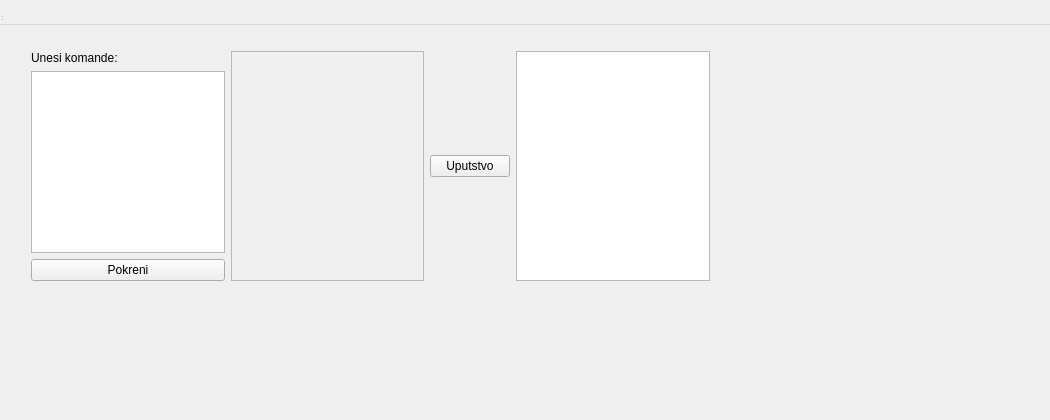
First picture: the form in linijskekomande.ui, repository trznjak/rs15-15, before the edit.
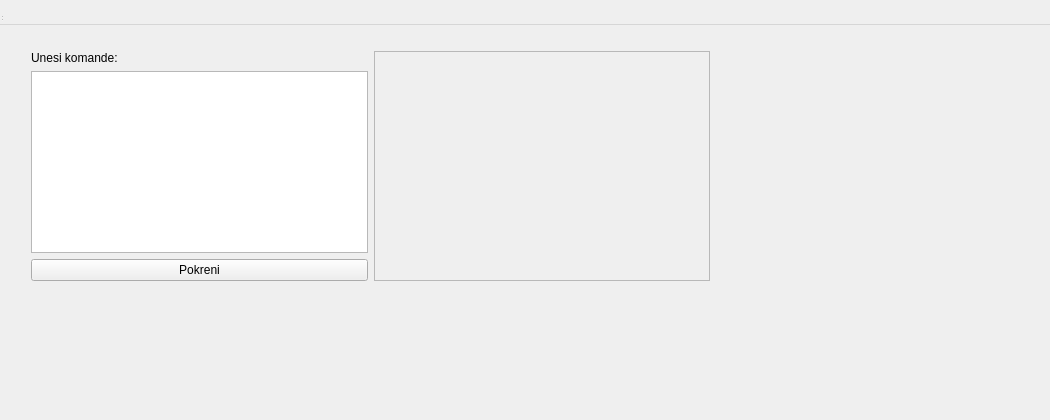
Second picture: the form after the edit.

Commit message: Dodat dialog za opis unosa komandi

```diff
--- a/linijskekomande.ui
+++ b/linijskekomande.ui
@@ -13,8 +13,16 @@
   <property name="windowTitle">
    <string>LinijskeKomande</string>
   </property>
-  <widget class="QWidget" name="centralWidget">
-   <widget class="QWidget" name="">
+  <widget class="QWidget" name="centralWidget" native="true">
+   <property name="geometry">
+    <rect>
+     <x>0</x>
+     <y>0</y>
+     <width>741</width>
+     <height>332</height>
+    </rect>
+   </property>
+   <widget class="QWidget" name="layoutWidget">
     <property name="geometry">
      <rect>
       <x>20</x>
@@ -39,8 +47,8 @@
           <string>&lt;!DOCTYPE HTML PUBLIC &quot;-//W3C//DTD HTML 4.0//EN&quot; &quot;http://www.w3.org/TR/REC-html40/strict.dtd&quot;&gt;
 &lt;html&gt;&lt;head&gt;&lt;meta name=&quot;qrichtext&quot; content=&quot;1&quot; /&gt;&lt;style type=&quot;text/css&quot;&gt;
 p, li { white-space: pre-wrap; }
-&lt;/style&gt;&lt;/head&gt;&lt;body style=&quot; font-family:'Ubuntu'; font-size:11pt; font-weight:400; font-style:normal;&quot;&gt;
-&lt;p style=&quot;-qt-paragraph-type:empty; margin-top:0px; margin-bottom:0px; margin-left:0px; margin-right:0px; -qt-block-indent:0; text-indent:0px;&quot;&gt;&lt;br /&gt;&lt;/p&gt;&lt;/body&gt;&lt;/html&gt;</string>
+&lt;/style&gt;&lt;/head&gt;&lt;body style=&quot; font-family:'MS Shell Dlg 2'; font-size:8.25pt; font-weight:400; font-style:normal;&quot;&gt;
+&lt;p style=&quot;-qt-paragraph-type:empty; margin-top:0px; margin-bottom:0px; margin-left:0px; margin-right:0px; -qt-block-indent:0; text-indent:0px; font-family:'Ubuntu'; font-size:11pt;&quot;&gt;&lt;br /&gt;&lt;/p&gt;&lt;/body&gt;&lt;/html&gt;</string>
          </property>
         </widget>
        </item>
@@ -60,16 +68,6 @@
        </property>
       </widget>
      </item>
-     <item>
-      <widget class="QPushButton" name="Uputstvo">
-       <property name="text">
-        <string>Uputstvo</string>
-       </property>
-      </widget>
-     </item>
-     <item>
-      <widget class="QListWidget" name="l"/>
-     </item>
     </layout>
    </widget>
   </widget>
```
Left out of the diff: 25 changed lines with no effect on the pictures. The commit also changes 7 other files.
